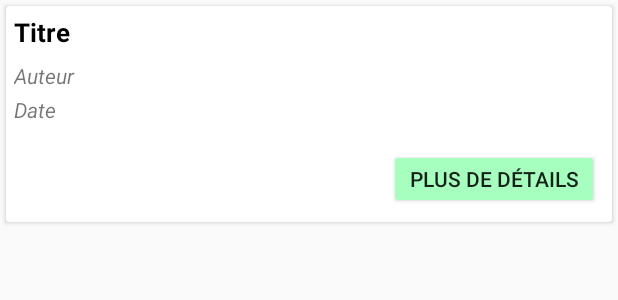
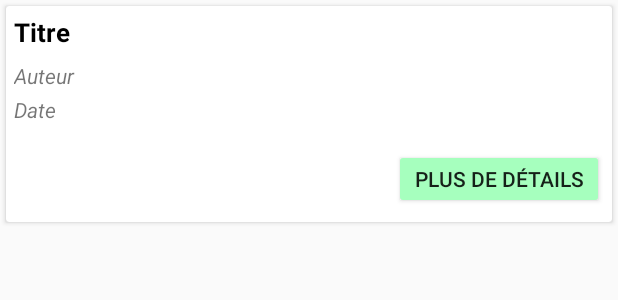
Before and after one commit to MaximeVivier/AndroidDFSProject, an Android app: the layout article_item_right.xml on its own in the app's theme, with its tools: preview values and no code run, on a phone screen of 412 x 824 dp. Shown: the top 300 px of the screen. Run offline under Robolectric (Android 15) with nearby library versions, the phone set to English and light mode, and no system bars; network calls fail.

Commit message:
make project responsive

```diff
--- a/app/src/main/res/layout/article_item_left.xml
+++ b/app/src/main/res/layout/article_item_left.xml
@@ -23,7 +23,7 @@
                 android:layout_marginEnd="8dp" />
 
             <LinearLayout
-                android:layout_width="300dp"
+                android:layout_width="wrap_content"
                 android:layout_height="wrap_content"
                 android:orientation="vertical">
 
@@ -60,8 +60,8 @@
             android:id="@+id/see_more_button"
             android:layout_width="140dp"
             android:layout_height="40dp"
-            android:layout_marginStart="250dp"
             android:layout_marginBottom="3dp"
+            android:layout_gravity="center_horizontal|end"
             android:text="Plus de détails"
             android:backgroundTint="#a6ffbe" />
 
--- a/app/src/main/res/layout/article_item_right.xml
+++ b/app/src/main/res/layout/article_item_right.xml
@@ -1,5 +1,6 @@
 <?xml version="1.0" encoding="utf-8"?>
 <androidx.cardview.widget.CardView xmlns:android="http://schemas.android.com/apk/res/android"
+    xmlns:app="http://schemas.android.com/apk/res-auto"
     android:layout_width="match_parent"
     android:layout_height="wrap_content"
     android:layout_margin="4dp">
@@ -10,16 +11,21 @@
         android:padding="5dp"
         android:orientation="vertical">
 
-        <LinearLayout
+        <androidx.constraintlayout.widget.ConstraintLayout
             android:layout_width="match_parent"
             android:layout_height="wrap_content"
-            android:layout_marginBottom="10dp"
-            android:orientation="horizontal">
+            android:layout_marginBottom="10dp">
 
             <LinearLayout
-                android:layout_width="300dp"
+                android:layout_width="0dp"
                 android:layout_height="wrap_content"
-                android:orientation="vertical">
+                android:layout_gravity="left"
+                android:orientation="vertical"
+                android:layout_marginEnd="8dp"
+                app:layout_constraintEnd_toStartOf="@+id/image_article"
+                app:layout_constraintHorizontal_bias="0.0"
+                app:layout_constraintStart_toStartOf="parent"
+                app:layout_constraintTop_toTopOf="parent">
 
                 <TextView
                     android:id="@+id/title_view"
@@ -48,19 +54,22 @@
                     android:textStyle="italic" />
 
             </LinearLayout>
+
             <ImageView
                 android:id="@+id/image_article"
                 android:layout_width="80dp"
                 android:layout_height="80dp"
-                android:layout_marginStart="5dp" />
-        </LinearLayout>
+                android:layout_alignParentRight="true"
+                app:layout_constraintEnd_toEndOf="parent"
+                app:layout_constraintTop_toTopOf="parent" />
+        </androidx.constraintlayout.widget.ConstraintLayout>
 
         <Button
             android:id="@+id/see_more_button"
             android:layout_width="140dp"
             android:layout_height="40dp"
-            android:layout_marginStart="250dp"
             android:layout_marginBottom="3dp"
+            android:layout_gravity="center_horizontal|end"
             android:text="Plus de détails"
             android:backgroundTint="#a6ffbe" />
 
```
Also changed, not shown: app/src/main/res/layout/activity_article_detail.xml (+22 -14 lines), 1 other file.
